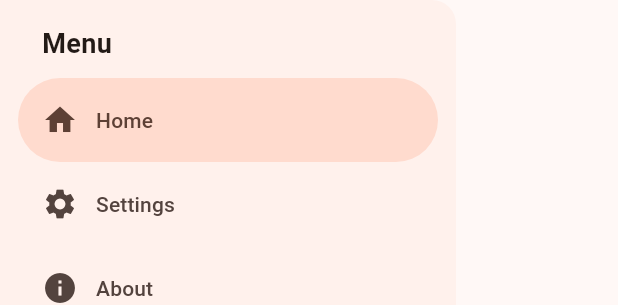
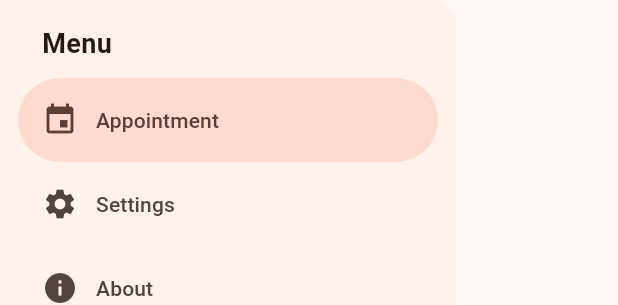
Before and after one commit to MelbourneDeveloper/fhir_client, a Flutter app: the Menu widget shown alone on an empty page, opened directly, on a phone screen of 412 x 824 dp. Shown: the top 305 px of the screen. Run offline on Flutter 3.47's test engine with Material 3 defaults, Android fonts, the phone set to English and light mode, and no system bars; our stand-ins replace flutter_highlight; missing offline and left inert: code_text_field, flutter_ioc_container, highlight, jayse; statements that could not run were skipped; project files that could hold a hidden picture were left out.

Commit message:
Fix up the menu

```diff
--- a/well_navigate/lib/menu.dart
+++ b/well_navigate/lib/menu.dart
@@ -1,4 +1,5 @@
 import 'package:flutter/material.dart';
+import 'package:well_navigate/constants.dart';
 
 class Menu extends StatelessWidget {
   const Menu({
@@ -10,7 +11,7 @@ class Menu extends StatelessWidget {
         onDestinationSelected: (index) async {
           switch (index) {
             case 0:
-              await Navigator.pushNamed(context, '/');
+              break;
             case 1:
               await Navigator.pushNamed(context, '/settings');
             case 2:
@@ -19,8 +20,8 @@ class Menu extends StatelessWidget {
               await Navigator.pushNamed(context, '/query');
           }
         },
-        children: const <Widget>[
-          Padding(
+        children: <Widget>[
+          const Padding(
             padding: EdgeInsets.fromLTRB(28, 16, 16, 10),
             child: Text(
               'Menu',
@@ -31,18 +32,18 @@ class Menu extends StatelessWidget {
             ),
           ),
           NavigationDrawerDestination(
-            icon: Icon(Icons.home),
-            label: Text('Home'),
+            icon: Icon(iconsByResourceType['Appointment']),
+            label: const Text('Appointment'),
           ),
-          NavigationDrawerDestination(
+          const NavigationDrawerDestination(
             icon: Icon(Icons.settings),
             label: Text('Settings'),
           ),
-          NavigationDrawerDestination(
+          const NavigationDrawerDestination(
             icon: Icon(Icons.info),
             label: Text('About'),
           ),
-          NavigationDrawerDestination(
+          const NavigationDrawerDestination(
             icon: Icon(Icons.api),
             label: Text('API Query'),
           ),
```
